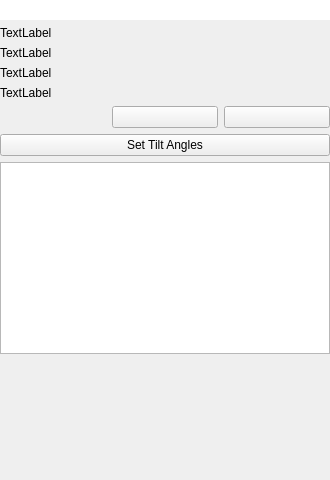
Before: the Qt Designer form tomviz/DataPropertiesPanel.ui in OpenChemistry/tomviz, drawn with Qt 5.
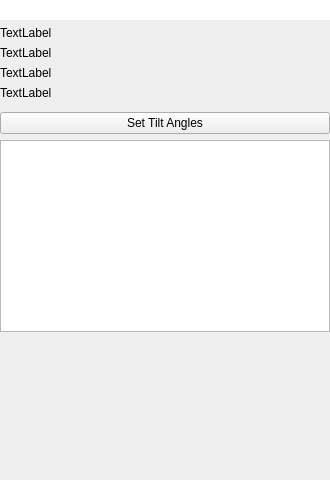
After: the same form once the commit is applied. Custom widgets are drawn as their Qt base class.

Commit message: Removed the color map widget from the data panel

What changed in the file:
```diff
--- a/tomviz/DataPropertiesPanel.ui
+++ b/tomviz/DataPropertiesPanel.ui
@@ -97,36 +97,6 @@
       <property name="bottomMargin">
        <number>0</number>
       </property>
-      <item>
-       <widget class="pqExpanderButton" name="ColorMapExpander">
-        <property name="text" stdset="0">
-         <string>Color and Opacity Map</string>
-        </property>
-        <property name="checked" stdset="0">
-         <bool>true</bool>
-        </property>
-       </widget>
-      </item>
-      <item>
-       <widget class="QPushButton" name="ColorMapRestoreDefaults">
-        <property name="toolTip">
-         <string>Restore application defaults for color map</string>
-        </property>
-        <property name="text">
-         <string/>
-        </property>
-       </widget>
-      </item>
-      <item>
-       <widget class="QPushButton" name="ColorMapSaveAsDefaults">
-        <property name="toolTip">
-         <string>Save color map as default</string>
-        </property>
-        <property name="text">
-         <string/>
-        </property>
-       </widget>
-      </item>
      </layout>
     </widget>
    </item>
```
The commit also changes 1 other file.
